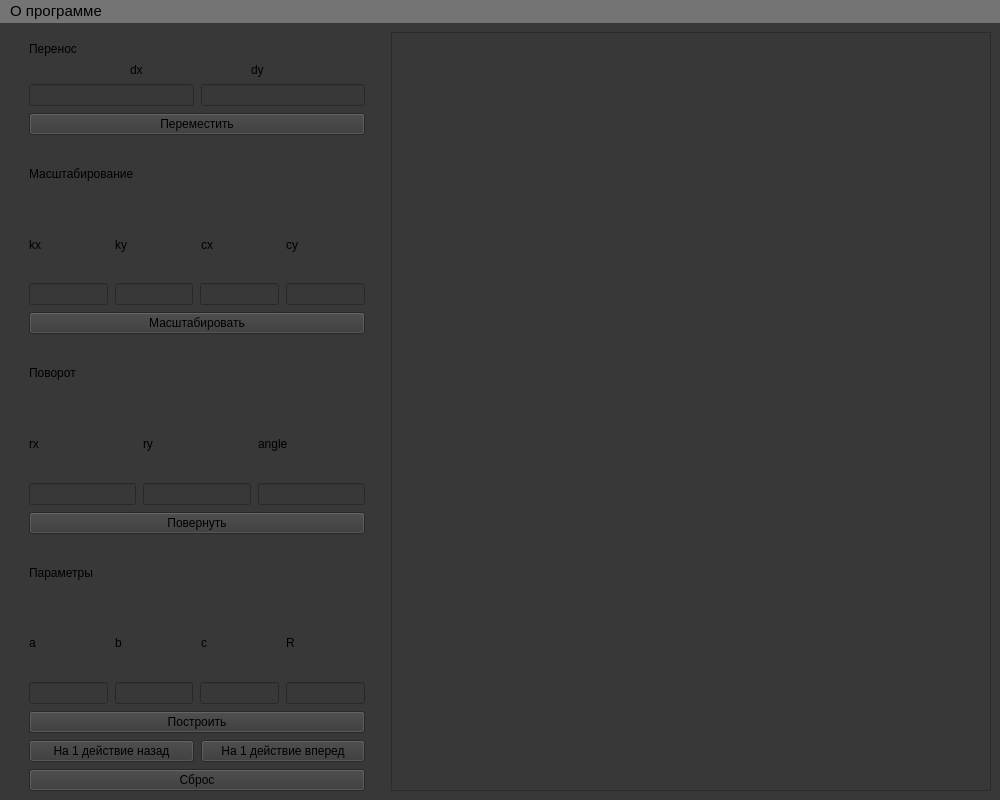
Old version of the form lab_02_19/template.ui in the repository NikolayL2sch/cg_bmstu.
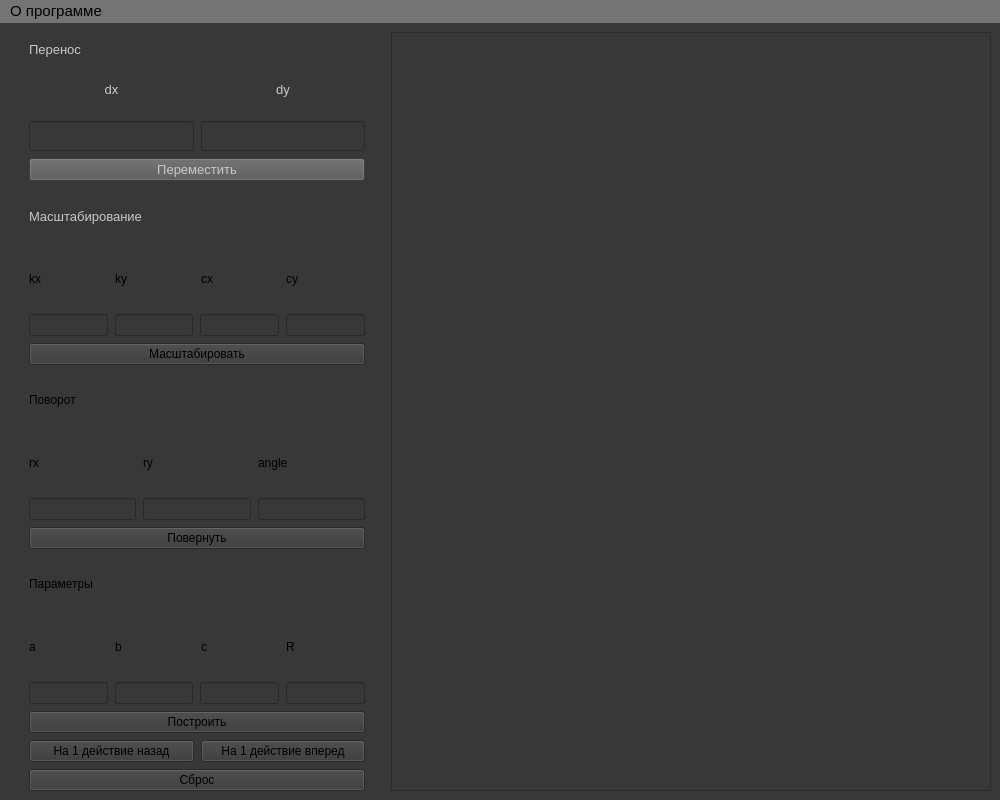
New version of the form.

Commit message: Added move figure funcs

```diff
--- a/lab_02_19/template.ui
+++ b/lab_02_19/template.ui
@@ -74,6 +74,17 @@
           <verstretch>0</verstretch>
          </sizepolicy>
         </property>
+        <property name="font">
+         <font>
+          <pointsize>10</pointsize>
+         </font>
+        </property>
+        <property name="styleSheet">
+         <string notr="true">color: rgb(200, 200, 200);
+border-color: rgb(131, 131, 131);
+gridline-color: rgb(95, 95, 95);
+background-color: rgb(55, 55, 55);</string>
+        </property>
         <property name="text">
          <string>Перенос</string>
         </property>
@@ -86,27 +97,66 @@
           <item>
            <widget class="QLabel" name="label">
             <property name="sizePolicy">
-             <sizepolicy hsizetype="Fixed" vsizetype="Fixed">
+             <sizepolicy hsizetype="Minimum" vsizetype="Minimum">
               <horstretch>0</horstretch>
               <verstretch>0</verstretch>
              </sizepolicy>
             </property>
+            <property name="maximumSize">
+             <size>
+              <width>300</width>
+              <height>50</height>
+             </size>
+            </property>
+            <property name="font">
+             <font>
+              <pointsize>10</pointsize>
+             </font>
+            </property>
+            <property name="styleSheet">
+             <string notr="true">color: rgb(200, 200, 200);
+border-color: rgb(255, 255, 255);</string>
+            </property>
             <property name="text">
              <string>dx</string>
             </property>
+            <property name="alignment">
+             <set>Qt::AlignCenter</set>
+            </property>
+            <property name="margin">
+             <number>0</number>
+            </property>
            </widget>
           </item>
           <item>
            <widget class="QLabel" name="label_2">
             <property name="sizePolicy">
-             <sizepolicy hsizetype="Fixed" vsizetype="Fixed">
+             <sizepolicy hsizetype="Minimum" vsizetype="Minimum">
               <horstretch>0</horstretch>
               <verstretch>0</verstretch>
              </sizepolicy>
             </property>
+            <property name="maximumSize">
+             <size>
+              <width>300</width>
+              <height>50</height>
+             </size>
+            </property>
+            <property name="font">
+             <font>
+              <pointsize>10</pointsize>
+             </font>
+            </property>
+            <property name="styleSheet">
+             <string notr="true">color: rgb(200, 200, 200);
+border-color: rgb(255, 255, 255);</string>
+            </property>
             <property name="text">
              <string>dy</string>
             </property>
+            <property name="alignment">
+             <set>Qt::AlignCenter</set>
+            </property>
            </widget>
           </item>
          </layout>
@@ -118,27 +168,88 @@
         <item>
          <widget class="QLineEdit" name="lineEdit">
           <property name="sizePolicy">
-           <sizepolicy hsizetype="Expanding" vsizetype="Fixed">
+           <sizepolicy hsizetype="Minimum" vsizetype="Fixed">
             <horstretch>0</horstretch>
             <verstretch>0</verstretch>
            </sizepolicy>
           </property>
+          <property name="minimumSize">
+           <size>
+            <width>0</width>
+            <height>0</height>
+           </size>
+          </property>
+          <property name="maximumSize">
+           <size>
+            <width>300</width>
+            <height>30</height>
+           </size>
+          </property>
+          <property name="styleSheet">
+           <string notr="true">border-color: rgb(255, 255, 255);
+color: rgb(255, 255, 255);
+font: 10pt &quot;Segoe UI&quot;;</string>
+          </property>
          </widget>
         </item>
         <item>
          <widget class="QLineEdit" name="lineEdit_2">
           <property name="sizePolicy">
-           <sizepolicy hsizetype="Expanding" vsizetype="Fixed">
+           <sizepolicy hsizetype="Minimum" vsizetype="Fixed">
             <horstretch>0</horstretch>
             <verstretch>0</verstretch>
            </sizepolicy>
           </property>
+          <property name="minimumSize">
+           <size>
+            <width>0</width>
+            <height>0</height>
+           </size>
+          </property>
+          <property name="maximumSize">
+           <size>
+            <width>300</width>
+            <height>30</height>
+           </size>
+          </property>
+          <property name="styleSheet">
+           <string notr="true">border-color: rgb(255, 255, 255);
+color: rgb(255, 255, 255);
+font: 10pt &quot;Segoe UI&quot;;</string>
+          </property>
          </widget>
         </item>
        </layout>
       </item>
       <item>
-       <widget class="QPushButton" name="pushButton">
+       <widget class="QPushButton" name="move_action_button">
+        <property name="sizePolicy">
+         <sizepolicy hsizetype="Minimum" vsizetype="Fixed">
+          <horstretch>0</horstretch>
+          <verstretch>0</verstretch>
+         </sizepolicy>
+        </property>
+        <property name="minimumSize">
+         <size>
+          <width>0</width>
+          <height>0</height>
+         </size>
+        </property>
+        <property name="maximumSize">
+         <size>
+          <width>700</width>
+          <height>16777215</height>
+         </size>
+        </property>
+        <property name="font">
+         <font>
+          <pointsize>10</pointsize>
+         </font>
+        </property>
+        <property name="styleSheet">
+         <string notr="true">color: rgb(200, 200, 200);
+background-color: rgb(86, 86, 86);</string>
+        </property>
         <property name="text">
          <string>Переместить</string>
         </property>
@@ -146,6 +257,14 @@
       </item>
       <item>
        <widget class="QLabel" name="label_3">
+        <property name="font">
+         <font>
+          <pointsize>10</pointsize>
+         </font>
+        </property>
+        <property name="styleSheet">
+         <string notr="true">color: rgb(200, 200, 200);</string>
+        </property>
         <property name="text">
          <string>Масштабирование</string>
         </property>
```
Left out of the diff: 42 changed lines with no effect on the pictures. The commit also changes 4 other files.
